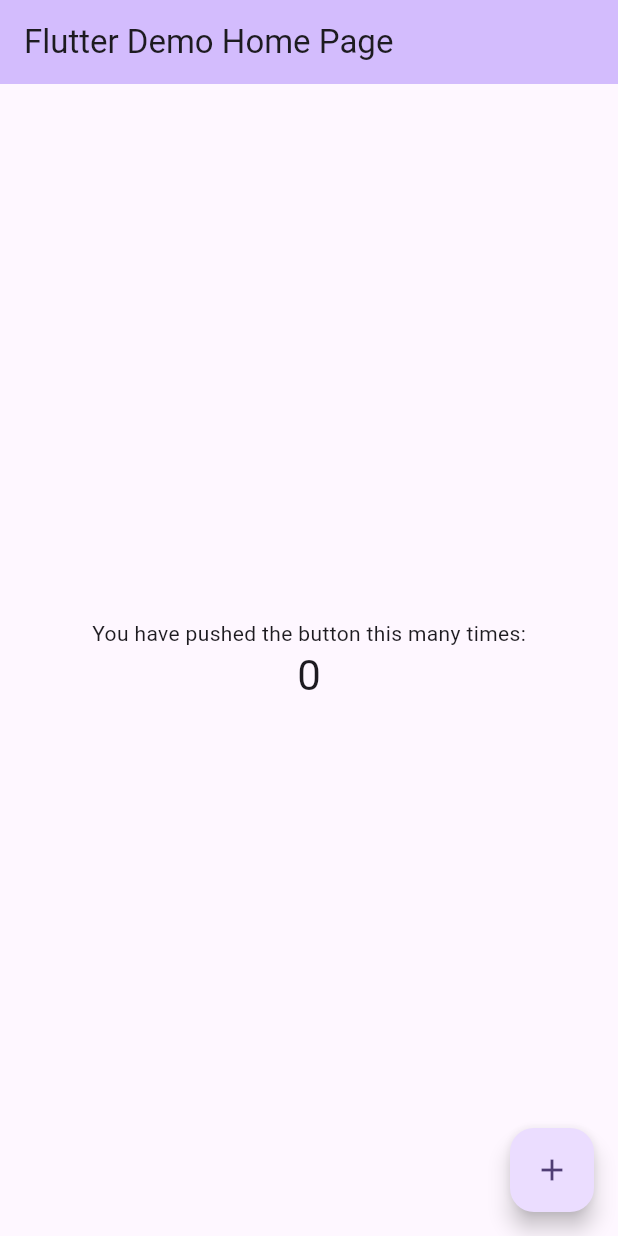
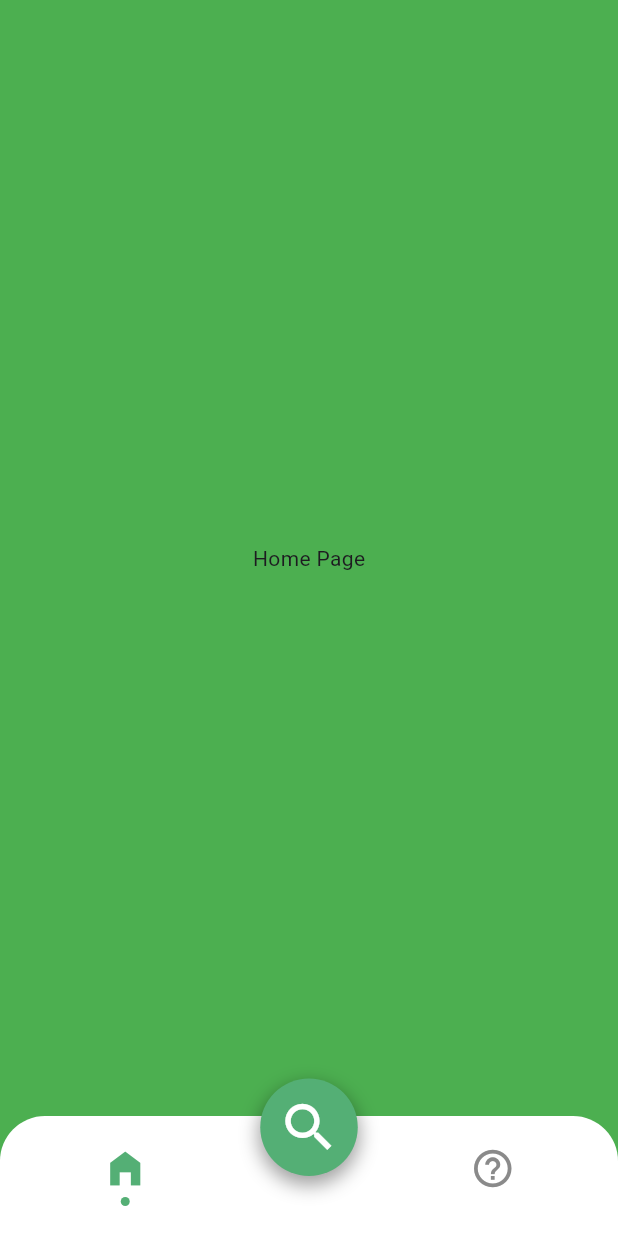
Before and after one commit to ReDine-Flutter-Project-G4/ReDine_Frontend, a Flutter app: the screen it shows after launch, on a phone screen of 412 x 824 dp. Run offline on Flutter 3.47's test engine with Material 3 defaults, Android fonts, the phone set to English and light mode, and no system bars.

Commit message:
tabbar v1

```diff
--- a/lib/main.dart
+++ b/lib/main.dart
@@ -1,4 +1,5 @@
 import 'package:flutter/material.dart';
+import 'utils/tab_bar.dart';
 
 void main() {
   runApp(const MyApp());
@@ -13,110 +14,44 @@ class MyApp extends StatelessWidget {
     return MaterialApp(
       title: 'Flutter Demo',
       theme: ThemeData(
-        // This is the theme of your application.
-        //
-        // TRY THIS: Try running your application with "flutter run". You'll see
-        // the application has a purple toolbar. Then, without quitting the app,
-        // try changing the seedColor in the colorScheme below to Colors.green
-        // and then invoke "hot reload" (save your changes or press the "hot
-        // reload" button in a Flutter-supported IDE, or press "r" if you used
-        // the command line to start the app).
-        //
-        // Notice that the counter didn't reset back to zero; the application
-        // state is not lost during the reload. To reset the state, use hot
-        // restart instead.
-        //
-        // This works for code too, not just values: Most code changes can be
-        // tested with just a hot reload.
         colorScheme: ColorScheme.fromSeed(seedColor: Colors.deepPurple),
       ),
-      home: const MyHomePage(title: 'Flutter Demo Home Page'),
+      home: const HomePage(),
     );
   }
 }
 
-class MyHomePage extends StatefulWidget {
-  const MyHomePage({super.key, required this.title});
-
-  // This widget is the home page of your application. It is stateful, meaning
-  // that it has a State object (defined below) that contains fields that affect
-  // how it looks.
-
-  // This class is the configuration for the state. It holds the values (in this
-  // case the title) provided by the parent (in this case the App widget) and
-  // used by the build method of the State. Fields in a Widget subclass are
-  // always marked "final".
-
-  final String title;
+class HomePage extends StatefulWidget {
+  const HomePage({super.key});
 
   @override
-  State<MyHomePage> createState() => _MyHomePageState();
+  State<HomePage> createState() => _HomePageState();
 }
 
-class _MyHomePageState extends State<MyHomePage> {
-  int _counter = 0;
+class _HomePageState extends State<HomePage> {
+  int _selectedIndex = 0;
 
-  void _incrementCounter() {
+  final List<Widget> _pages = const [
+    Center(child: Text('Home Page')),
+    Center(child: Text('Search Page')),
+    Center(child: Text('Help Page')),
+  ];
+
+  void _onTabSelected(int index) {
     setState(() {
-      // This call to setState tells the Flutter framework that something has
-      // changed in this State, which causes it to rerun the build method below
-      // so that the display can reflect the updated values. If we changed
-      // _counter without calling setState(), then the build method would not be
-      // called again, and so nothing would appear to happen.
-      _counter++;
+      _selectedIndex = index;
     });
   }
 
   @override
   Widget build(BuildContext context) {
-    // This method is rerun every time setState is called, for instance as done
-    // by the _incrementCounter method above.
-    //
-    // The Flutter framework has been optimized to make rerunning build methods
-    // fast, so that you can just rebuild anything that needs updating rather
-    // than having to individually change instances of widgets.
     return Scaffold(
-      appBar: AppBar(
-        // TRY THIS: Try changing the color here to a specific color (to
-        // Colors.amber, perhaps?) and trigger a hot reload to see the AppBar
-        // change color while the other colors stay the same.
-        backgroundColor: Theme.of(context).colorScheme.inversePrimary,
-        // Here we take the value from the MyHomePage object that was created by
-        // the App.build method, and use it to set our appbar title.
-        title: Text(widget.title),
+      backgroundColor: Colors.green,
+      body: _pages[_selectedIndex],
+      bottomNavigationBar: CustomTabBar(
+        selectedIndex: _selectedIndex,
+        onTabSelected: _onTabSelected,
       ),
-      body: Center(
-        // Center is a layout widget. It takes a single child and positions it
-        // in the middle of the parent.
-        child: Column(
-          // Column is also a layout widget. It takes a list of children and
-          // arranges them vertically. By default, it sizes itself to fit its
-          // children horizontally, and tries to be as tall as its parent.
-          //
-          // Column has various properties to control how it sizes itself and
-          // how it positions its children. Here we use mainAxisAlignment to
-          // center the children vertically; the main axis here is the vertical
-          // axis because Columns are vertical (the cross axis would be
-          // horizontal).
-          //
-          // TRY THIS: Invoke "debug painting" (choose the "Toggle Debug Paint"
-          // action in the IDE, or press "p" in the console), to see the
-          // wireframe for each widget.
-          mainAxisAlignment: MainAxisAlignment.center,
-          children: <Widget>[
-            const Text('You have pushed the button this many times:'),
-            Text(
-              '$_counter',
-              style: Theme.of(context).textTheme.headlineMedium,
-            ),
-          ],
-        ),
-      ),
-      floatingActionButton: FloatingActionButton(
-        onPressed: _incrementCounter,
-        tooltip: 'Increment',
-        child: const Icon(Icons.add),
-      ), // This trailing comma makes auto-formatting nicer for build methods.
     );
   }
 }
--- /dev/null
+++ b/lib/utils/tab_bar.dart
@@ -0,0 +1,125 @@
+import 'package:flutter/material.dart';
+
+class CustomTabBar extends StatelessWidget {
+  final int selectedIndex;
+  final Function(int) onTabSelected;
+
+  const CustomTabBar({
+    super.key,
+    required this.selectedIndex,
+    required this.onTabSelected,
+  });
+
+  @override
+  Widget build(BuildContext context) {
+    return Stack(
+      alignment: Alignment.bottomCenter,
+      clipBehavior: Clip.none,
+      children: [
+        ClipRRect(
+          borderRadius: const BorderRadius.only(
+            topLeft: Radius.circular(30),
+            topRight: Radius.circular(30),
+          ),
+          child: BottomAppBar(
+            shape: const CircularNotchedRectangle(),
+            notchMargin: 6.0,
+            color: Colors.white,
+            elevation: 10,
+            child: SizedBox(
+              height: 50,
+              child: Row(
+                mainAxisAlignment: MainAxisAlignment.spaceAround,
+                children: <Widget>[
+                  // Home Button
+                  GestureDetector(
+                    onTap: () => onTabSelected(0),
+                    child: Column(
+                      mainAxisSize: MainAxisSize.min,
+                      children: [
+                        Icon(
+                          Icons.home_filled,
+                          color:
+                              selectedIndex == 0
+                                  ? Color(0xFF54AF75)
+                                  : Color(0xFF8A8A8A),
+                          size: 30,
+                        ),
+                        const SizedBox(height: 4),
+                        Container(
+                          width: 6,
+                          height: 6,
+                          decoration: BoxDecoration(
+                            color:
+                                selectedIndex == 0
+                                    ? Color(0xFF54AF75)
+                                    : Colors.white,
+                            shape: BoxShape.circle,
+                          ),
+                        ),
+                      ],
+                    ),
+                  ),
+                  const SizedBox(width: 5), // Space for center button
+                  // Help Button
+                  GestureDetector(
+                    onTap: () => onTabSelected(2),
+                    child: Column(
+                      mainAxisSize: MainAxisSize.min,
+                      children: [
+                        Icon(
+                          Icons.help_outline,
+                          color:
+                              selectedIndex == 2
+                                  ? Color(0xFF54AF75)
+                                  : Color(0xFF8A8A8A),
+                          size: 30,
+                        ),
+                        const SizedBox(height: 4),
+                        Container(
+                          width: 6,
+                          height: 6,
+                          decoration: BoxDecoration(
+                            color:
+                                selectedIndex == 2
+                                    ? Color(0xFF54AF75)
+                                    : Colors.white,
+                            shape: BoxShape.circle,
+                          ),
+                        ),
+                      ],
+                    ),
+                  ),
+                ],
+              ),
+            ),
+          ),
+        ),
+        Positioned(
+          top: -25,
+          child: GestureDetector(
+            onTap: () => onTabSelected(1),
+            child: Container(
+              width: 65,
+              height: 65,
+              decoration: BoxDecoration(
+                color:
+                    selectedIndex == 1 ? Color(0xFF54A555) : Color(0xFF54AF75),
+                shape: BoxShape.circle,
+                boxShadow: [
+                  BoxShadow(
+                    color: Colors.black38,
+                    blurRadius: 10,
+                    spreadRadius: 1,
+                    offset: const Offset(0, 5),
+                  ),
+                ],
+              ),
+              child: const Icon(Icons.search, size: 42, color: Colors.white),
+            ),
+          ),
+        ),
+      ],
+    );
+  }
+}
```
Also changed, not shown: lib/pages/helppage.dart (added), lib/pages/homepage.dart (added), lib/pages/searchpage.dart (added).
